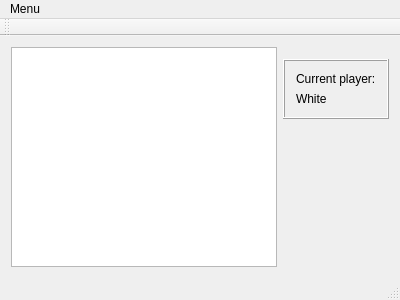
Qt form UI/mainwindow.ui (Shadasviar/chess) before a commit.
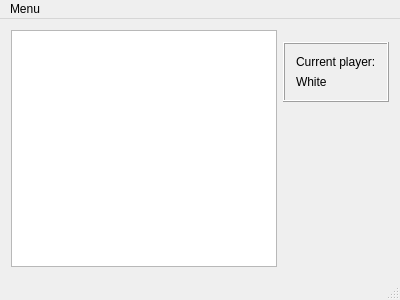
The same form after that commit.

Patch:
```diff
--- a/UI/mainwindow.ui
+++ b/UI/mainwindow.ui
@@ -83,14 +83,6 @@
    </widget>
    <addaction name="menuMenu"/>
   </widget>
-  <widget class="QToolBar" name="mainToolBar">
-   <attribute name="toolBarArea">
-    <enum>TopToolBarArea</enum>
-   </attribute>
-   <attribute name="toolBarBreak">
-    <bool>false</bool>
-   </attribute>
-  </widget>
   <widget class="QStatusBar" name="statusBar"/>
   <action name="actionExit">
    <property name="text">
```
Left out of the diff: 20 changed lines with no effect on the pictures.
